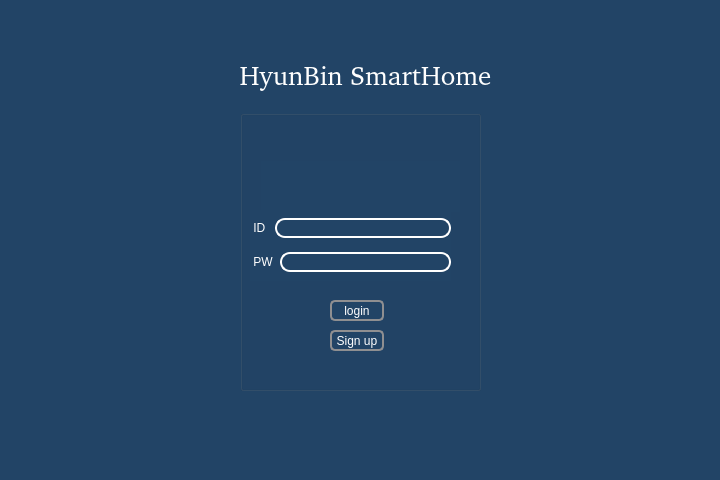
Qt form login.ui (kongshyun/vedaClientApp1) before a commit.
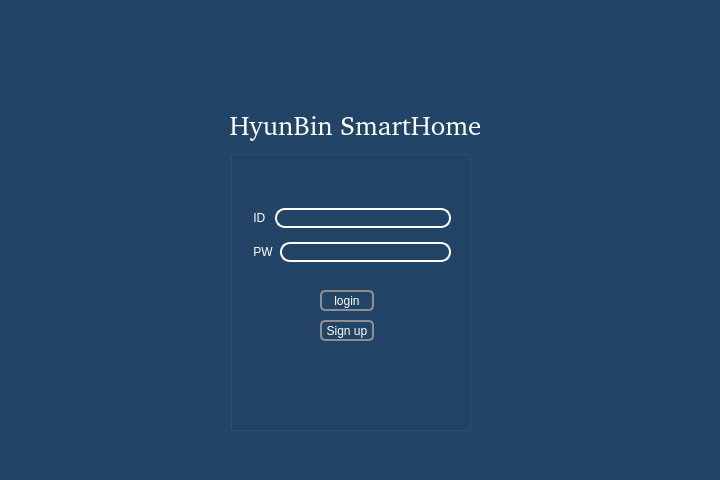
The same form after that commit. Icons and pictures are not drawn.

What changed in the file:
```diff
--- a/login.ui
+++ b/login.ui
@@ -23,8 +23,8 @@
    <widget class="QGroupBox" name="groupBox">
     <property name="geometry">
      <rect>
-      <x>240</x>
-      <y>110</y>
+      <x>230</x>
+      <y>150</y>
       <width>241</width>
       <height>281</height>
      </rect>
@@ -42,7 +42,7 @@
      <property name="geometry">
       <rect>
        <x>90</x>
-       <y>190</y>
+       <y>140</y>
        <width>54</width>
        <height>21</height>
       </rect>
@@ -68,8 +68,8 @@
     <widget class="QWidget" name="layoutWidget">
      <property name="geometry">
       <rect>
-       <x>10</x>
-       <y>100</y>
+       <x>20</x>
+       <y>50</y>
        <width>201</width>
        <height>71</height>
       </rect>
@@ -139,7 +139,7 @@
      <property name="geometry">
       <rect>
        <x>90</x>
-       <y>220</y>
+       <y>170</y>
        <width>54</width>
        <height>21</height>
       </rect>
@@ -165,22 +165,30 @@
     <widget class="QLabel" name="messageLabel">
      <property name="geometry">
       <rect>
-       <x>21</x>
-       <y>51</y>
-       <width>199</width>
-       <height>51</height>
+       <x>8</x>
+       <y>9</y>
+       <width>221</width>
+       <height>41</height>
       </rect>
      </property>
+     <property name="styleSheet">
+      <string notr="true">color: rgb(255, 220, 237);
+font: 10pt &quot;Sans Serif&quot;;
+background-color: transparent;</string>
+     </property>
      <property name="text">
       <string/>
      </property>
+     <property name="alignment">
+      <set>Qt::AlignCenter</set>
+     </property>
     </widget>
    </widget>
    <widget class="QLabel" name="label_3">
     <property name="geometry">
      <rect>
-      <x>220</x>
-      <y>50</y>
+      <x>210</x>
+      <y>100</y>
       <width>291</width>
       <height>51</height>
      </rect>
@@ -201,6 +209,22 @@
      <set>Qt::AlignCenter</set>
     </property>
    </widget>
+   <widget class="QLabel" name="label_4">
+    <property name="geometry">
+     <rect>
+      <x>310</x>
+      <y>-20</y>
+      <width>111</width>
+      <height>151</height>
+     </rect>
+    </property>
+    <property name="styleSheet">
+     <string notr="true">background-color:transparent;</string>
+    </property>
+    <property name="text">
+     <string>&lt;html&gt;&lt;head/&gt;&lt;body&gt;&lt;p&gt;&lt;img src=&quot;:/images/smarthome.png&quot; width=&quot;90&quot; height=&quot;90&quot;/&gt;&lt;/p&gt;&lt;/body&gt;&lt;/html&gt;</string>
+    </property>
+   </widget>
   </widget>
   <widget class="QStatusBar" name="statusbar"/>
  </widget>
```
